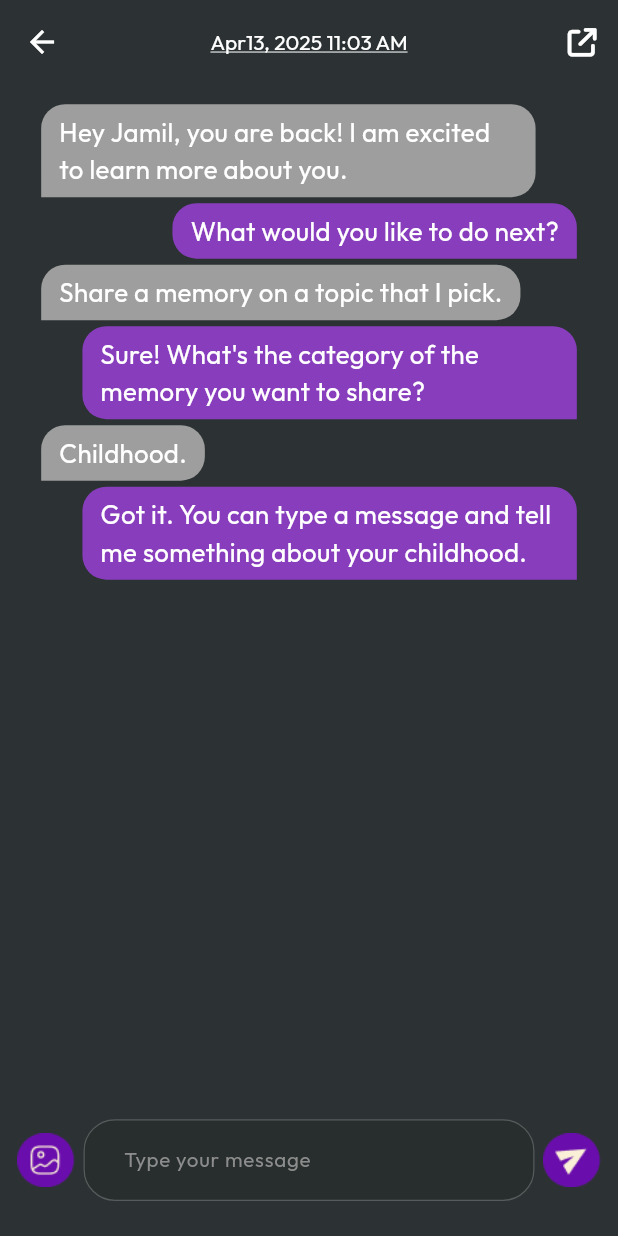
After one commit to bdCalling-Sdt-hub/heirloom, a Flutter app: the AiChatScreen screen opened directly, on a phone screen of 412 x 824 dp. The commit adds this screen. Run offline on Flutter 3.47's test engine with Material 3 defaults, Android fonts, the phone set to English and light mode, and no system bars; our stand-ins replace cached_network_image, chat_bubbles, connectivity_plus, flutter_screenutil, flutter_svg, flutter_widget_from_html and 9 more; missing offline and left inert: mime_type; accounts and stored records are empty; project files that could hold a hidden picture were left out.

Commit message:
ai chat screen ui done

```diff
--- a/lib/global_widgets/custom_text.dart
+++ b/lib/global_widgets/custom_text.dart
@@ -110,7 +110,7 @@ class CustomTextTwo extends StatelessWidget {
             fontWeight:fontWeight??FontWeight.w400 ,
             color: color ?? AppColors.textColor,
           decoration: textDecoration ?? TextDecoration.none,
-            decorationColor: AppColors.primaryColor
+            decorationColor: AppColors.textColor,
         ),
       ),
     );
--- a/lib/main.dart
+++ b/lib/main.dart
@@ -38,7 +38,7 @@ class MyApp extends StatelessWidget {
           theme: light(),
           debugShowCheckedModeBanner: false,
           getPages: AppRoutes.routes,
-          initialRoute: AppRoutes.customNavBar,
+          initialRoute: AppRoutes.splashScreen,
          initialBinding: ControllerBindings(),
 
 
--- a/lib/utils/app_icons.dart
+++ b/lib/utils/app_icons.dart
@@ -26,8 +26,12 @@ class AppIcons {
   static const String familyMembers = "$path/familyMembers.png";
 
 
+  static const String image = "$path/image.png";
+  static const String send = "$path/send.png";
 
-
-
+  static const String  changePass= "$path/changePass.png";
+  static const String  terms= "$path/terms.png";
+  static const String  privacy= "$path/privacy.png";
+  static const String  about= "$path/about.png";
 
 }
--- /dev/null
+++ b/lib/views/ai chat/ai_chat_screen.dart
@@ -0,0 +1,136 @@
+import 'package:flutter/material.dart';
+import 'package:flutter_screenutil/flutter_screenutil.dart';
+import 'package:chat_bubbles/chat_bubbles.dart'; // Importing the correct package
+import 'package:font_awesome_flutter/font_awesome_flutter.dart';
+import 'package:heirloom/global_widgets/custom_text.dart'; // Assuming you have these custom widgets
+import 'package:heirloom/global_widgets/custom_text_field.dart';
+import 'package:heirloom/utils/app_colors.dart';
+import 'package:heirloom/utils/app_icons.dart'; // Custom colors
+
+class AiChatScreen extends StatefulWidget {
+  const AiChatScreen({super.key});
+
+  @override
+  _AiChatScreenState createState() => _AiChatScreenState();
+}
+
+class _AiChatScreenState extends State<AiChatScreen> {
+  final TextEditingController _controller = TextEditingController();
+  List<Map<String, String>> messages = [
+    {
+      'sender': 'ai',
+      'message':
+          'Hey Jamil, you are back! I am excited to learn more about you.'
+    },
+    {'sender': 'user', 'message': 'What would you like to do next?'},
+    {'sender': 'ai', 'message': 'Share a memory on a topic that I pick.'},
+    {
+      'sender': 'user',
+      'message': 'Sure! What\'s the category of the memory you want to share?'
+    },
+    {'sender': 'ai', 'message': 'Childhood.'},
+    {
+      'sender': 'user',
+      'message':
+          'Got it. You can type a message and tell me something about your childhood.'
+    },
+  ];
+
+  void _sendMessage() {
+    if (_controller.text.isNotEmpty) {
+      setState(() {
+        messages.add({'sender': 'user', 'message': _controller.text});
+        _controller.clear();
+      });
+    }
+  }
+
+  @override
+  Widget build(BuildContext context) {
+    return Scaffold(
+      appBar: AppBar(
+        title: CustomTextTwo(
+          text: 'Apr13, 2025 11:03 AM',
+          textDecoration: TextDecoration.underline,
+        ),
+        actions: [
+          IconButton(
+            icon: Icon(FontAwesomeIcons.arrowUpRightFromSquare, color: Colors.white,size: 16.h,),
+            onPressed: () {},
+          ),
+        ],
+      ),
+      body: Padding(
+        padding: EdgeInsets.all(10.w),
+        child: Column(
+          children: [
+            Expanded(
+              child: ListView.builder(
+                itemCount: messages.length,
+                itemBuilder: (context, index) {
+                  final message = messages[index];
+                  bool isUser = message['sender'] == 'user';
+
+                  // Conditionally render the BubbleSpecialThree with tail or not
+                  if (isUser) {
+                    return Align(
+                      alignment: Alignment.centerRight,
+                      child: BubbleSpecialThree(
+                        text: message['message']!,
+                        color: AppColors.secondaryColor,
+                        tail: true,
+                        isSender: true,
+                        textStyle: TextStyle(
+                          color: Colors.white,
+                          fontSize: 15.sp,
+                        ),
+                      ),
+                    );
+                  } else {
+                    return Align(
+                      alignment: Alignment.centerLeft,
+                      child: BubbleSpecialThree(
+                        text: message['message']!,
+                        color: Colors.grey,
+                        tail: true,
+                        isSender: false,
+                        textStyle: TextStyle(
+                          color: Colors.white,
+                          fontSize: 15.sp,
+                        ),
+                      ),
+                    );
+                  }
+                },
+              ),
+            ),
+            Padding(
+              padding: EdgeInsets.symmetric(vertical: 10.h),
+              child: Row(
+                children: [
+                  InkWell(
+                      onTap:(){},
+                      child: Image.asset(AppIcons.image,height: 30.h,)),
+                  SizedBox(width: 5.w,),
+                  Expanded(
+                      child: CustomTextField(
+                    controller: _controller,
+                    validator: (value){
+                      return null;
+                    },
+                    hintText: 'Type your message',
+                        borderRadio: 16.r,
+                  )),
+                  SizedBox(width: 5.w,),
+                  InkWell(
+                      onTap: _sendMessage,
+                      child: Image.asset(AppIcons.send,height: 30.h,)),
+                ],
+              ),
+            ),
+          ],
+        ),
+      ),
+    );
+  }
+}
--- a/pubspec.yaml
+++ b/pubspec.yaml
@@ -56,6 +56,7 @@ dependencies:
   animated_introduction: ^1.0.4
   flutter_screenutil: ^5.9.3
   font_awesome_flutter: ^10.8.0
+  chat_bubbles: ^1.6.0
 
 dev_dependencies:
   flutter_test:
```
Also changed, not shown: lib/views/bottom navigation bar/custom_nav_bar.dart (+6 -4 lines), lib/views/profile/setting/setting_screen.dart (+64 -64 lines), assets/icons/about.png (added), assets/icons/changePass.png (added), assets/icons/image.png (added), assets/icons/privacy.png (added), assets/icons/send.png (added), assets/icons/terms.png (added), pubspec.lock, 6 other files.
